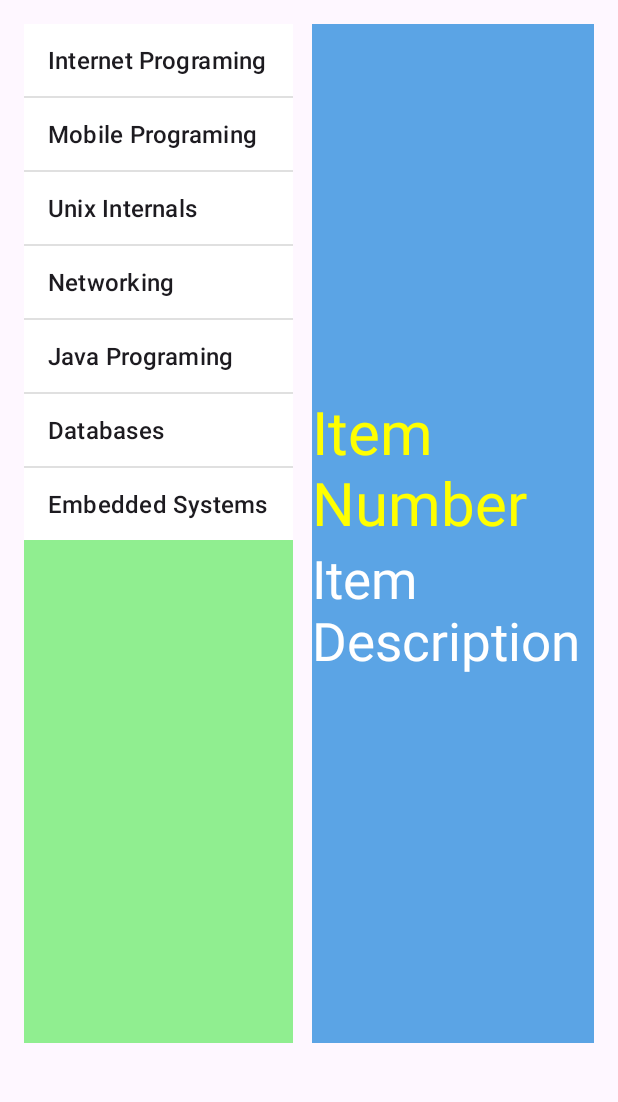
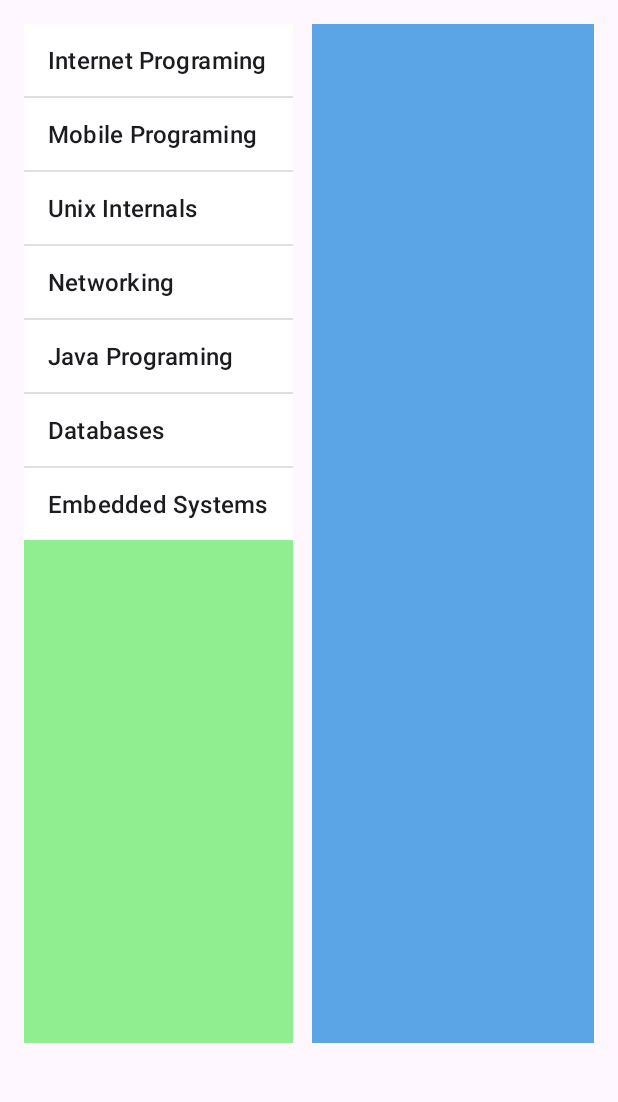
Before and after one commit to IlliaPopov1791/IlliaPopovMidTerm, an Android app: the PopovRightFragment screen opened directly, with no data from a screen before it, on a phone screen of 412 x 824 dp, the part 96-1198 px from its top. Run offline under Robolectric (Android 15) with nearby library versions, the phone set to English and light mode, and no system bars.

Commit message:
Final Commit: everything was changed to follow instructions of the Midterm.

```diff
--- a/PopovModule1/src/main/java/illia/popov/n01421791/mid/SecondActivity.java
+++ b/PopovModule1/src/main/java/illia/popov/n01421791/mid/SecondActivity.java
@@ -6,7 +6,7 @@ import android.os.Bundle;
 import androidx.appcompat.widget.Toolbar;
 
 public class SecondActivity extends AppCompatActivity {
-
+    //Popov, P - between A and M
     @Override
     protected void onCreate(Bundle savedInstanceState) {
         super.onCreate(savedInstanceState);
--- a/PopovModule1/src/main/res/layout/fragm_popov_right.xml
+++ b/PopovModule1/src/main/res/layout/fragm_popov_right.xml
@@ -13,7 +13,7 @@
         android:layout_width="wrap_content"
         android:layout_height="wrap_content"
         android:layout_gravity="center"
-        android:text="@string/item_n"
+        android:text=""
         android:textColor="#ffff00"
         android:textSize="40sp" />
 
@@ -22,7 +22,7 @@
         android:layout_width="wrap_content"
         android:layout_height="wrap_content"
         android:layout_gravity="center"
-        android:text="@string/item_description"
+        android:text=""
         android:textColor="#ffffff"
         android:textSize="35sp" />
 
```
